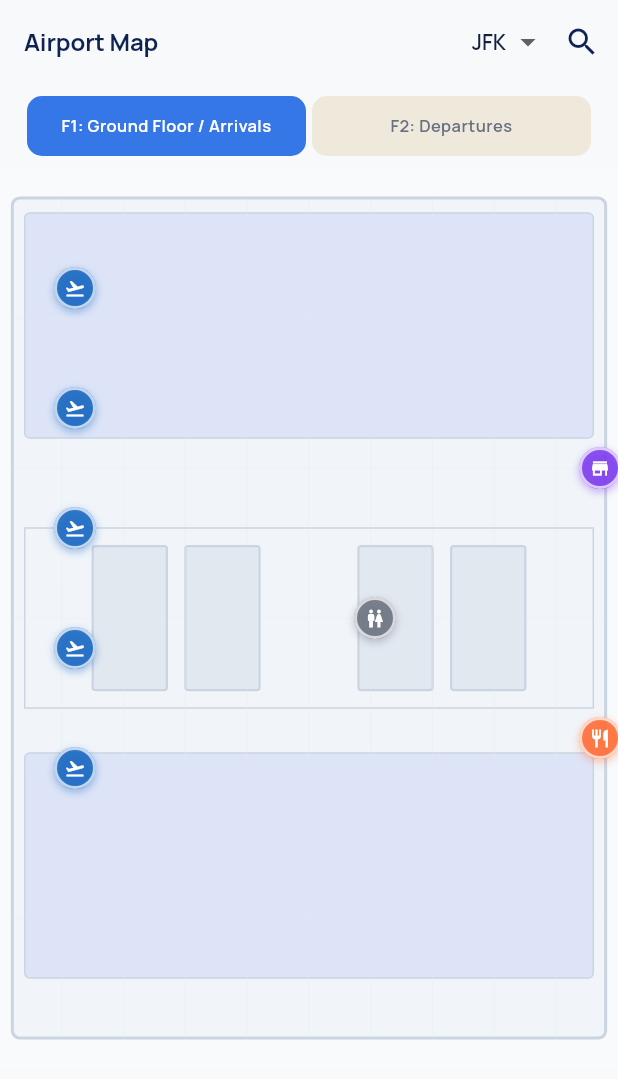
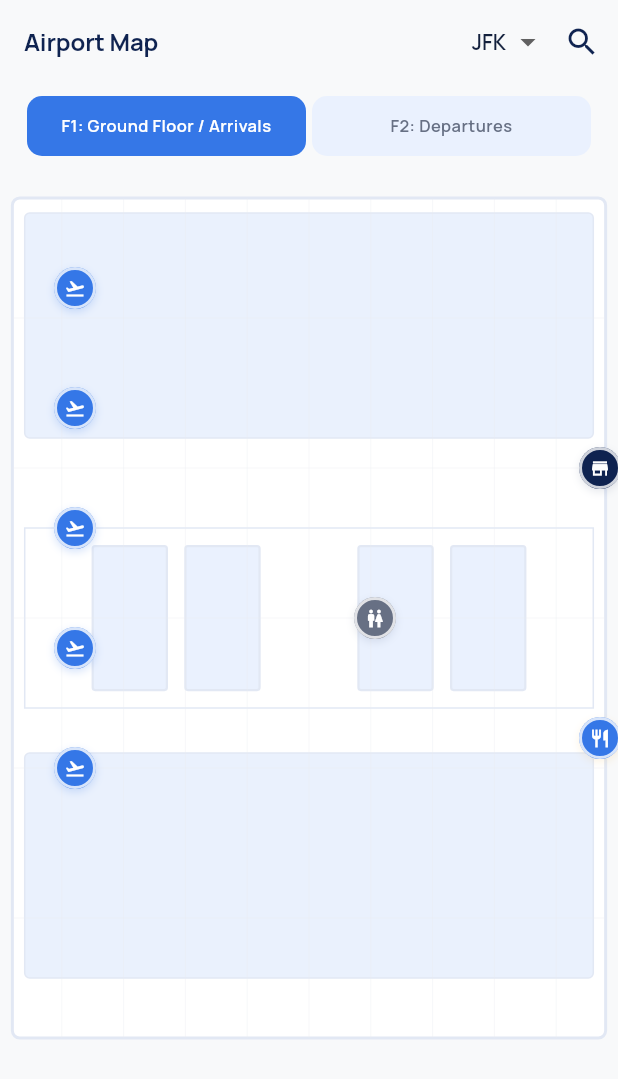
Before and after one commit to meitarmatzner16-create/airportnav, a Flutter app: the AirportMapScreen screen opened by its route, on a phone screen of 412 x 824 dp. Shown: the top 1079 px of the screen. Run offline on Flutter 3.47's test engine with Material 3 defaults, Android fonts, the phone set to English and light mode, and no system bars; our stand-ins replace flutter_riverpod, go_router, google_fonts, hive, hive_flutter, qr_flutter and 4 more; accounts and stored records are empty.

Commit message:
feat: Sky Pass polish sweep — tokenize all residual hardcoded styling
Replace every hardcoded Color()/Colors.*/magic-padding literal with
AppColors/AppSpacing tokens across offers, map painters, flight detail,
venues, and voice-chat screens.

Key changes:
- offer_detail_screen: swap bespoke gradients → GradientHero + AppColors.gradient*
  tokens; promo/validity/terms containers use skyAlpha10/warningAlpha15/errorAlpha15;
  ErrorState kit view replaces bare Center(Text)
- offers_screen: _OffersEmptyState replaced by EmptyState kit widget;
  _FilterPill/section header aliases → canonical ink/sky/muted/card tokens
- map_painter: all Color(0x...) literals → AppColors.paper/card/skyTint/hairlineCool
- nav_path_painter: hardcoded start/end marker hex → AppColors.success/error tokens;
  shadow → skyAlpha20; path → AppColors.sky; drops deprecated .value usage
- poi_marker: category colors via token tuple map; .value hacks removed;
  selected bg → AppColors.sky; label tag → AppColors.ink
- poi_detail_sheet: full rewrite — AppCard-style surface (dSurface/card),
  tint discs from token map, FilledButton → AppColors.sky
- airport_map_screen: search fill → skyAlpha10; search results bg → AppCard card;
  floor chips → sky/skyTint; nav info bar → sky gradient banner with shadowSky;
  AppShadows.card for search dropdown
- flight_detail_screen: delay card → warningAlpha15 container; detail tiles →
  skyTint/AppColors.sky; progress bar → sky/hairline; raw Cards → AppCard;
  padding → gutter; Colors.red → AppColors.error; ErrorState for not-found
- venues_screen: errorBuilder underscore params fixed (unnecessary_underscores)
- offer_mock_datasource: suppress pre-existing unused_local_variable

flutter analyze: 0 issues. flutter test test/core: 37/37 green.
flutter build web --no-tree-shake-icons: succeeded.

Co-Authored-By: Claude Opus 4.8 <noreply@anthropic.com>

```diff
--- a/lib/features/map/presentation/screens/airport_map_screen.dart
+++ b/lib/features/map/presentation/screens/airport_map_screen.dart
@@ -2,6 +2,7 @@ import 'package:flutter/material.dart';
 import 'package:flutter_riverpod/flutter_riverpod.dart';
 import 'package:airport_nav/core/constants/app_colors.dart';
 import 'package:airport_nav/core/constants/app_spacing.dart';
+import 'package:airport_nav/core/theme/app_theme.dart';
 import 'package:airport_nav/features/map/presentation/providers/map_providers.dart';
 import 'package:airport_nav/features/map/presentation/widgets/map_painter.dart';
 import 'package:airport_nav/features/map/presentation/widgets/nav_path_painter.dart';
@@ -92,7 +93,7 @@ class _AirportMapScreenState extends ConsumerState<AirportMapScreen> {
                   hintText: 'Search gates, shops, restaurants...',
                   prefixIcon: const Icon(Icons.search),
                   filled: true,
-                  fillColor: const Color(0x80ECEEF2),
+                  fillColor: AppColors.skyAlpha10,
                   border: OutlineInputBorder(
                     borderRadius: BorderRadius.circular(AppSpacing.radiusMd),
                     borderSide: BorderSide.none,
@@ -114,14 +115,10 @@ class _AirportMapScreenState extends ConsumerState<AirportMapScreen> {
               constraints: const BoxConstraints(maxHeight: 200),
               margin: const EdgeInsets.symmetric(horizontal: AppSpacing.md),
               decoration: BoxDecoration(
-                color: theme.colorScheme.surface,
+                color: AppColors.card,
                 borderRadius: BorderRadius.circular(AppSpacing.radiusMd),
-                boxShadow: [
-                  BoxShadow(
-                    color: const Color(0x1A000000),
-                    blurRadius: 8,
-                  ),
-                ],
+                border: Border.all(color: AppColors.hairline, width: 1),
+                boxShadow: AppShadows.card,
               ),
               child: ListView.builder(
                 shrinkWrap: true,
@@ -175,8 +172,8 @@ class _AirportMapScreenState extends ConsumerState<AirportMapScreen> {
                             horizontal: 2, vertical: 4),
                         decoration: BoxDecoration(
                           color: isSelected
-                              ? AppColors.accent
-                              : AppColors.surfaceVariant,
+                              ? AppColors.sky
+                              : AppColors.skyTint,
                           borderRadius:
                               BorderRadius.circular(AppSpacing.radiusSm),
                         ),
@@ -186,7 +183,7 @@ class _AirportMapScreenState extends ConsumerState<AirportMapScreen> {
                           style: theme.textTheme.labelSmall?.copyWith(
                             color: isSelected
                                 ? Colors.white
-                                : AppColors.onSurfaceVariant,
+                                : AppColors.muted,
                             fontWeight: FontWeight.w600,
                           ),
                           textAlign: TextAlign.center,
@@ -203,7 +200,12 @@ class _AirportMapScreenState extends ConsumerState<AirportMapScreen> {
           // Map area
           Expanded(
             child: selectedFloor == null
-                ? const Center(child: Text('No map data available'))
+                ? Center(
+                    child: Text(
+                      'No map data available',
+                      style: theme.textTheme.bodyLarge?.copyWith(color: AppColors.muted),
+                    ),
+                  )
                 : Stack(
                     children: [
                       // Interactive map
@@ -260,7 +262,7 @@ class _AirportMapScreenState extends ConsumerState<AirportMapScreen> {
                         ),
                       ),
 
-                      // Navigation info bar
+                      // Navigation info bar — AppCard-style sky banner
                       if (activeNavPath != null)
                         Positioned(
                           top: 0,
@@ -270,17 +272,17 @@ class _AirportMapScreenState extends ConsumerState<AirportMapScreen> {
                             margin: const EdgeInsets.all(AppSpacing.sm),
                             padding: const EdgeInsets.symmetric(
                               horizontal: AppSpacing.md,
-                              vertical: AppSpacing.sm,
+                              vertical: AppSpacing.smMd,
                             ),
                             decoration: BoxDecoration(
-                              color: AppColors.accent,
+                              color: AppColors.sky,
                               borderRadius: BorderRadius.circular(
-                                  AppSpacing.radiusMd),
-                              boxShadow: [
+                                  AppSpacing.radiusLg),
+                              boxShadow: const [
                                 BoxShadow(
-                                  color: const Color(0x4D1FC5A5),
+                                  color: AppColors.shadowSky,
                                   blurRadius: 8,
-                                  offset: const Offset(0, 2),
+                                  offset: Offset(0, 2),
                                 ),
                               ],
                             ),
@@ -298,14 +300,14 @@ class _AirportMapScreenState extends ConsumerState<AirportMapScreen> {
                                   ),
                                 ),
                                 const SizedBox(width: AppSpacing.md),
-                                const Icon(Icons.timer,
-                                    color: Colors.white70, size: 18),
+                                Icon(Icons.timer,
+                                    color: AppColors.whiteAlpha80, size: 18),
                                 const SizedBox(width: 4),
                                 Text(
                                   '~${activeNavPath.estimatedMinutes} min',
                                   style:
                                       theme.textTheme.bodyMedium?.copyWith(
-                                    color: Colors.white70,
+                                    color: AppColors.whiteAlpha80,
                                   ),
                                 ),
                                 const Spacer(),
@@ -330,12 +332,11 @@ class _AirportMapScreenState extends ConsumerState<AirportMapScreen> {
                                       borderRadius: BorderRadius.circular(
                                           AppSpacing.radiusSm),
                                     ),
-                                    child: const Text(
+                                    child: Text(
                                       'End',
-                                      style: TextStyle(
+                                      style: theme.textTheme.labelMedium?.copyWith(
                                         color: Colors.white,
                                         fontWeight: FontWeight.w600,
-                                        fontSize: 13,
                                       ),
                                     ),
                                   ),
--- a/lib/features/map/presentation/widgets/poi_marker.dart
+++ b/lib/features/map/presentation/widgets/poi_marker.dart
@@ -14,55 +14,40 @@ class PoiMarker extends StatelessWidget {
     this.isSelected = false,
   });
 
-  Color _categoryColor() {
-    switch (poi.category) {
-      case 'gate':
-        return const Color(0xFF1565C0);
-      case 'shop':
-        return const Color(0xFF7C3AED);
-      case 'lounge':
-        return const Color(0xFF0891B2);
-      case 'restaurant':
-        return const Color(0xFFFF6B35);
-      case 'restroom':
-        return const Color(0xFF6B7280);
-      case 'info':
-        return const Color(0xFF059669);
-      case 'security':
-        return const Color(0xFFDC2626);
-      case 'immigration':
-        return const Color(0xFFEAB308);
-      default:
-        return const Color(0xFF6B7280);
-    }
+  /// Returns [fill, shadow] color pair using Sky Pass tokens.
+  (Color, Color) _categoryColors() {
+    return switch (poi.category) {
+      'gate' => (AppColors.sky, AppColors.skyAlpha20),
+      'shop' => (AppColors.ink, AppColors.inkAlpha10),
+      'lounge' => (AppColors.gradientLoungeStart, AppColors.successAlpha15),
+      'restaurant' => (AppColors.gradientDiningStart, AppColors.warningAlpha15),
+      'restroom' => (AppColors.muted, AppColors.inkAlpha10),
+      'info' => (AppColors.success, AppColors.successAlpha15),
+      'security' => (AppColors.error, AppColors.errorAlpha15),
+      'immigration' => (AppColors.warning, AppColors.warningAlpha15),
+      _ => (AppColors.muted, AppColors.inkAlpha10),
+    };
   }
 
   IconData _categoryIcon() {
-    switch (poi.category) {
-      case 'gate':
-        return Icons.flight_takeoff;
-      case 'shop':
-        return Icons.store;
-      case 'lounge':
-        return Icons.airline_seat_individual_suite;
-      case 'restaurant':
-        return Icons.restaurant;
-      case 'restroom':
-        return Icons.wc;
-      case 'info':
-        return Icons.info_outline;
-      case 'security':
-        return Icons.security;
-      case 'immigration':
-        return Icons.badge;
-      default:
-        return Icons.place;
-    }
+    return switch (poi.category) {
+      'gate' => Icons.flight_takeoff,
+      'shop' => Icons.store,
+      'lounge' => Icons.airline_seat_individual_suite,
+      'restaurant' => Icons.restaurant,
+      'restroom' => Icons.wc,
+      'info' => Icons.info_outline,
+      'security' => Icons.security,
+      'immigration' => Icons.badge,
+      _ => Icons.place,
+    };
   }
 
   @override
   Widget build(BuildContext context) {
-    final color = _categoryColor();
+    final (categoryFill, categoryShadow) = _categoryColors();
+    final fillColor = isSelected ? AppColors.sky : categoryFill;
+    final shadowColor = isSelected ? AppColors.skyAlpha20 : categoryShadow;
     final size = isSelected ? 36.0 : 28.0;
 
     return GestureDetector(
@@ -74,15 +59,15 @@ class PoiMarker extends StatelessWidget {
             width: size,
             height: size,
             decoration: BoxDecoration(
-              color: isSelected ? AppColors.accent : Color((color.value & 0x00FFFFFF) | 0xD9000000),
+              color: fillColor,
               shape: BoxShape.circle,
               border: Border.all(
-                color: isSelected ? Colors.white : Colors.white70,
+                color: isSelected ? Colors.white : AppColors.whiteAlpha80,
                 width: isSelected ? 3 : 2,
               ),
               boxShadow: [
                 BoxShadow(
-                  color: isSelected ? const Color(0x661FC5A5) : Color((color.value & 0x00FFFFFF) | 0x66000000),
+                  color: shadowColor,
                   blurRadius: isSelected ? 8 : 4,
                   offset: const Offset(0, 2),
                 ),
@@ -99,7 +84,7 @@ class PoiMarker extends StatelessWidget {
             Container(
               padding: const EdgeInsets.symmetric(horizontal: 4, vertical: 1),
               decoration: BoxDecoration(
-                color: Colors.black87,
+                color: AppColors.ink,
                 borderRadius: BorderRadius.circular(4),
               ),
               child: Text(
--- a/lib/features/offers/data/datasources/offer_mock_datasource.dart
+++ b/lib/features/offers/data/datasources/offer_mock_datasource.dart
@@ -7,6 +7,7 @@ class OfferMockDatasource {
     final twoMonthsAhead = now.add(const Duration(days: 60));
     final oneMonthAhead = now.add(const Duration(days: 30));
     final twoWeeksAhead = now.add(const Duration(days: 14));
+    // ignore: unused_local_variable
     final oneWeekAhead = now.add(const Duration(days: 7));
     final threeDaysAhead = now.add(const Duration(days: 3));
 
--- a/lib/features/venues/presentation/screens/venues_screen.dart
+++ b/lib/features/venues/presentation/screens/venues_screen.dart
@@ -786,7 +786,7 @@ class _VenueLogo extends StatelessWidget {
           width: size,
           height: size,
           fit: BoxFit.contain,
-          errorBuilder: (_, __, ___) => _LetterFallback(venue: venue, size: size),
+          errorBuilder: (context, error, stackTrace) => _LetterFallback(venue: venue, size: size),
         ),
       );
     }
```
Also changed, not shown: lib/features/flight/presentation/screens/flight_detail_screen.dart (+30 -45 lines), lib/features/map/presentation/widgets/map_painter.dart (+13 -8 lines), lib/features/map/presentation/widgets/nav_path_painter.dart (+10 -10 lines), lib/features/map/presentation/widgets/poi_detail_sheet.dart (+58 -77 lines), lib/features/offers/presentation/screens/offer_detail_screen.dart (+41 -64 lines), lib/features/offers/presentation/screens/offers_screen.dart (+14 -52 lines).
